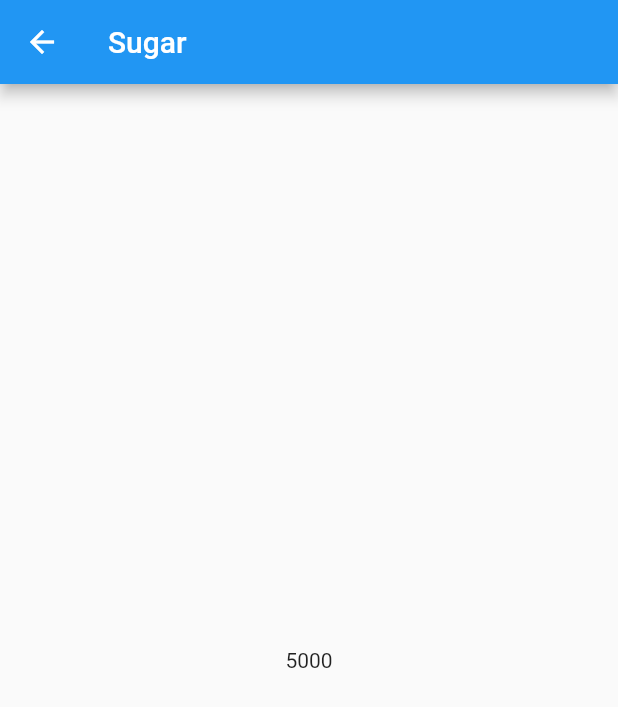
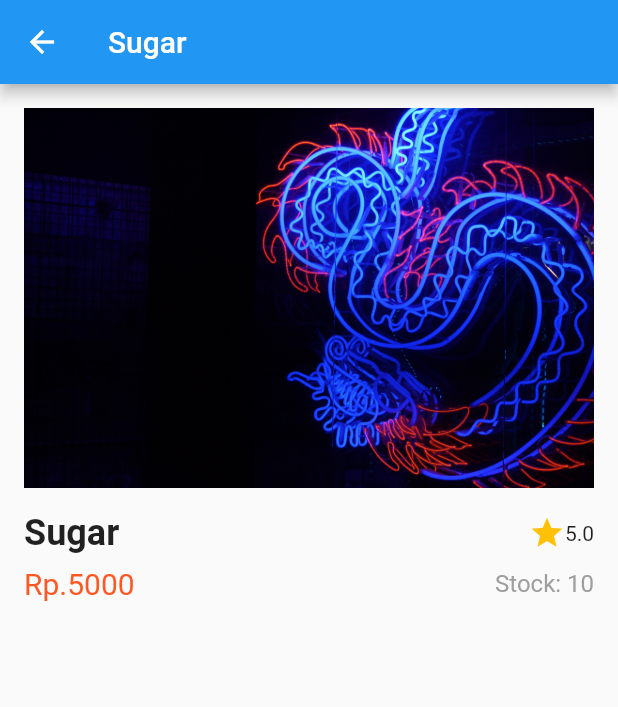
Before and after one commit to alfankevin/hello_world, a Flutter app: the screen it shows after launch, after a tap on "Sugar", on a phone screen of 412 x 824 dp. Shown: the top 707 px of the screen. Run offline on Flutter 3.47's test engine with Material 2 defaults, Android fonts, the phone set to English and light mode, and no system bars.

Commit message:
New commit

```diff
--- a/lib/pages/home_page.dart
+++ b/lib/pages/home_page.dart
@@ -30,22 +30,8 @@ class HomePage extends StatelessWidget {
       rating: 5
     ),
     Item(
-      name: 'Salts',
-      price: 2000,
-      photo: 'assets/images/mendar-bouchali-HHIxGdj9m-Q-unsplash.jpg',
-      stock: 10,
-      rating: 5
-    ),
-    Item(
-      name: 'Salta',
-      price: 2000,
-      photo: 'assets/images/mendar-bouchali-HHIxGdj9m-Q-unsplash.jpg',
-      stock: 10,
-      rating: 5
-    ),
-    Item(
       name: 'Saltz',
-      price: 2000,
+      price: 3000,
       photo: 'assets/images/mendar-bouchali-HHIxGdj9m-Q-unsplash.jpg',
       stock: 10,
       rating: 5
@@ -72,7 +58,7 @@ class HomePage extends StatelessWidget {
             },
             child: Card(
               child: Padding(
-                padding: const EdgeInsets.all(5),
+                padding: const EdgeInsets.all(8),
                 child: Column(
                   crossAxisAlignment: CrossAxisAlignment.start,
                   children: [
@@ -83,23 +69,50 @@ class HomePage extends StatelessWidget {
                         child: Image.asset(item.photo, fit: BoxFit.cover)
                       )
                     ),
-                    Row(
-                      children: [
-                        Expanded(
-                          child: Text(
+                    Padding(
+                      padding: const EdgeInsets.only(top: 8),
+                      child: Row(
+                        mainAxisAlignment: MainAxisAlignment.spaceBetween,
+                        children: [
+                          Text(
                             item.name,
-                            style: TextStyle(fontWeight: FontWeight.bold),
+                            style: TextStyle(
+                              fontWeight: FontWeight.bold,
+                              fontSize: 16
+                            ),
+                          ),
+                          Row(
+                            children: [
+                              const Icon(Icons.star, color: Colors.amber),
+                              Text(
+                                item.rating.toString(),
+                                style: const TextStyle(
+                                  color: Colors.amber,
+                                  fontSize: 14
+                                ),
+                              )
+                            ],
                           )
-                        ),
-                        Expanded(
-                          child: Text(
-                            item.price.toString(),
-                            textAlign: TextAlign.end,
-                          )
+                        ],
+                      ),
+                    ),
+                    Padding(
+                      padding: const EdgeInsets.only(top: 6, bottom: 8),
+                      child: Text(
+                        'Rp.${item.price}',
+                        style: const TextStyle(
+                          color: Colors.deepOrange,
+                          fontSize: 14
                         )
-                      ],
+                      ),
                     ),
-                    Text('hello')
+                    Text(
+                      'Stock: ${item.stock}',
+                      style: const TextStyle(
+                        color: Colors.grey,
+                        fontSize: 14
+                      )
+                    )
                   ],
                 )
               )
@@ -107,6 +120,34 @@ class HomePage extends StatelessWidget {
           );
         }
       ),
-    ));
+    ),
+    bottomNavigationBar: BottomAppBar(
+      child: Container(
+        padding: const EdgeInsets.all(16),
+          decoration: const BoxDecoration(
+            color: Colors.blue,
+          ),
+          child: const Row(
+            mainAxisAlignment: MainAxisAlignment.spaceBetween,
+            children: [
+              Text(
+                'Alfan Farchi Al-Hadi',
+                style: const TextStyle(
+                  color: Colors.white,
+                  fontSize: 16
+                )
+              ),
+              Text(
+                '2141720084',
+                style: const TextStyle(
+                  color: Colors.white,
+                  fontSize: 16
+                )
+              ),
+            ],
+          ),
+        )
+      ),
+    );
   }
 }
--- a/lib/pages/item_page.dart
+++ b/lib/pages/item_page.dart
@@ -11,8 +11,60 @@ class ItemPage extends StatelessWidget {
       appBar: AppBar(
         title: Text(itemArgs.name),
       ),
-      body: Center(
-        child: Text(itemArgs.price.toString()),
+      body: Container(
+        child: Padding(
+          padding: EdgeInsets.all(16),
+          child: Column(
+            crossAxisAlignment: CrossAxisAlignment.start,
+            children: [
+              Hero(
+                tag: 'productImage${itemArgs.name}',
+                child: Image.asset(itemArgs.photo, fit: BoxFit.cover)
+              ),
+              const SizedBox(height: 16),
+              Row(
+                mainAxisAlignment: MainAxisAlignment.spaceBetween,
+                children: [
+                  Text(
+                    '${itemArgs.name}',
+                    style: TextStyle(
+                      fontWeight: FontWeight.bold,
+                      fontSize: 24
+                    ),
+                  ),
+                  Row(
+                    children: [
+                      const Icon(Icons.star, color: Colors.amber),
+                      Text(
+                        itemArgs.rating.toString(),
+                      )
+                    ],
+                  )
+                ],
+              ),
+              const SizedBox(height: 8),
+              Row(
+                mainAxisAlignment: MainAxisAlignment.spaceBetween,
+                children: [
+                  Text(
+                    'Rp.${itemArgs.price}',
+                    style: const TextStyle(
+                      color: Colors.deepOrange,
+                      fontSize: 20
+                    )
+                  ),
+                  Text(
+                    'Stock: ${itemArgs.stock}',
+                    style: const TextStyle(
+                      color: Colors.grey,
+                      fontSize: 16
+                    ),
+                  )
+                ],
+              )
+            ],
+          ),
+        ),
       )
     );
   }
```
